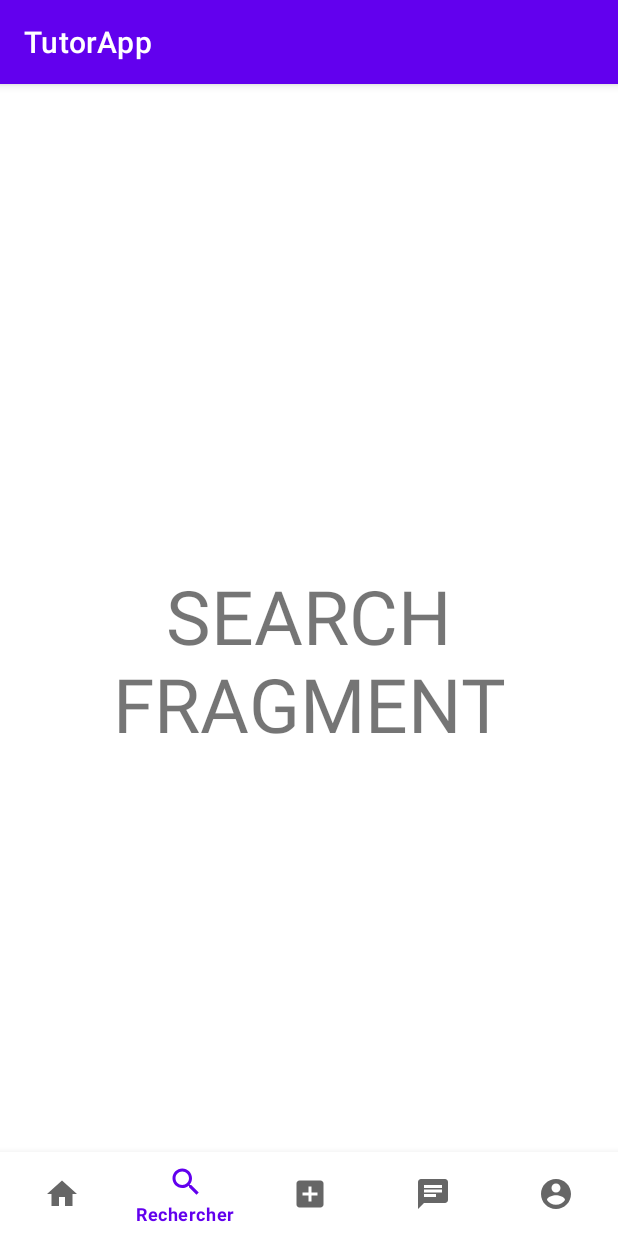
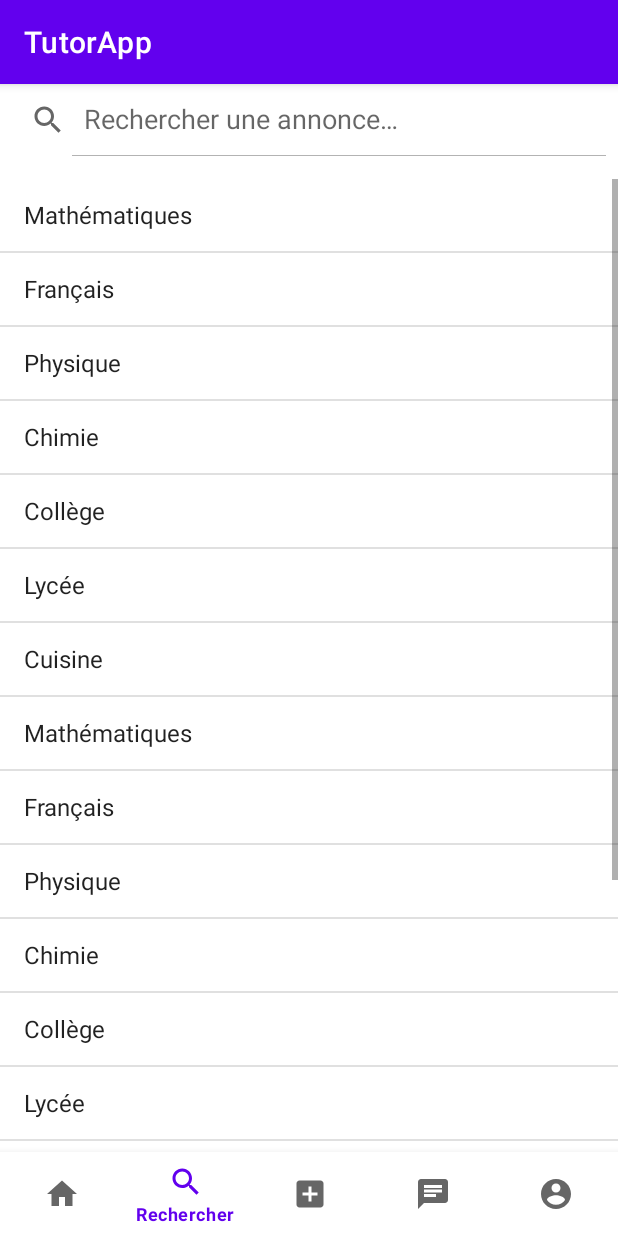
Before and after one commit to toma-demagn/Incoming, an Android app: the SearchFragment screen opened through its navigation route, on a phone screen of 412 x 824 dp. Run offline under Robolectric (Android 15) with nearby library versions, the phone set to English and light mode, and no system bars; our stand-ins replace navigation-ui.

Commit message:
Basic search feature in search fragment

```diff
--- a/app/src/main/java/com/example/tutorapp/MainActivity.kt
+++ b/app/src/main/java/com/example/tutorapp/MainActivity.kt
@@ -1,12 +1,13 @@
 package com.example.tutorapp
 
+import android.os.Bundle
 import androidx.appcompat.app.AppCompatActivity
-import android.os.Bundle
 import androidx.navigation.findNavController
 import androidx.navigation.ui.setupWithNavController
 import com.google.android.material.bottomnavigation.BottomNavigationView
 
 class MainActivity : AppCompatActivity() {
+
     override fun onCreate(savedInstanceState: Bundle?) {
         super.onCreate(savedInstanceState)
         setContentView(R.layout.activity_main)
--- a/app/src/main/java/com/example/tutorapp/SearchFragment.kt
+++ b/app/src/main/java/com/example/tutorapp/SearchFragment.kt
@@ -1,59 +1,50 @@
 package com.example.tutorapp
 
 import android.os.Bundle
+import android.view.*
+import android.widget.*
+import androidx.appcompat.widget.SearchView
 import androidx.fragment.app.Fragment
-import android.view.LayoutInflater
-import android.view.View
-import android.view.ViewGroup
 
-// TODO: Rename parameter arguments, choose names that match
-// the fragment initialization parameters, e.g. ARG_ITEM_NUMBER
-private const val ARG_PARAM1 = "param1"
-private const val ARG_PARAM2 = "param2"
+class SearchFragment : Fragment() {
 
-/**
- * A simple [Fragment] subclass.
- * Use the [SearchFragment.newInstance] factory method to
- * create an instance of this fragment.
- */
-class SearchFragment : Fragment() {
-    // TODO: Rename and change types of parameters
-    private var param1: String? = null
-    private var param2: String? = null
+    private lateinit var viewOfLayout: View
+    private lateinit var adapter: ArrayAdapter<*>
 
-    override fun onCreate(savedInstanceState: Bundle?) {
-        super.onCreate(savedInstanceState)
-        arguments?.let {
-            param1 = it.getString(ARG_PARAM1)
-            param2 = it.getString(ARG_PARAM2)
+    companion object {
+        fun newInstance(): SearchFragment {
+            return SearchFragment()
         }
     }
 
-    override fun onCreateView(
-        inflater: LayoutInflater, container: ViewGroup?,
-        savedInstanceState: Bundle?
-    ): View? {
-        // Inflate the layout for this fragment
-        return inflater.inflate(R.layout.fragment_search, container, false)
+    override fun onCreateView(inflater: LayoutInflater, container: ViewGroup?, savedInstanceState: Bundle?): View {
+        viewOfLayout = inflater.inflate(R.layout.fragment_search, container, false)
+
+        // Get the layout views
+        val searchView = viewOfLayout.findViewById<SearchView>(R.id.sf_searchView)
+        val lv = viewOfLayout.findViewById<ListView>(R.id.sf_listView)
+        lv.emptyView = viewOfLayout.findViewById<TextView>(R.id.sf_emptyTextView)
+
+        // Init the adapter and pass it to the list view
+        adapter = ArrayAdapter(requireContext(), android.R.layout.simple_list_item_1, resources.getStringArray(R.array.tags_list))
+        lv.adapter = adapter
+        lv.onItemClickListener = AdapterView.OnItemClickListener { parent, v, position, id ->
+            Toast.makeText(context, parent?.getItemAtPosition(position).toString(), Toast.LENGTH_SHORT).show()
+        }
+
+        // Handle the search query
+        searchView.setOnQueryTextListener(object: SearchView.OnQueryTextListener{
+            override fun onQueryTextSubmit(query: String?): Boolean {
+                return false
+            }
+
+            override fun onQueryTextChange(newText: String?): Boolean {
+                adapter.filter.filter(newText)
+                return true
+            }
+        })
+
+        return viewOfLayout
     }
 
-    companion object {
-        /**
-         * Use this factory method to create a new instance of
-         * this fragment using the provided parameters.
-         *
-         * @param param1 Parameter 1.
-         * @param param2 Parameter 2.
-         * @return A new instance of fragment SearchFragment.
-         */
-        // TODO: Rename and change types and number of parameters
-        @JvmStatic
-        fun newInstance(param1: String, param2: String) =
-            SearchFragment().apply {
-                arguments = Bundle().apply {
-                    putString(ARG_PARAM1, param1)
-                    putString(ARG_PARAM2, param2)
-                }
-            }
-    }
 }
--- a/app/src/main/res/layout/activity_main.xml
+++ b/app/src/main/res/layout/activity_main.xml
@@ -10,7 +10,7 @@
         android:id="@+id/nav_fragment"
         android:name="androidx.navigation.fragment.NavHostFragment"
         android:layout_width="match_parent"
-        android:layout_height="match_parent"
+        android:layout_height="0dp"
         app:defaultNavHost="true"
         app:layout_constraintBottom_toTopOf="@id/bottom_navigation_view"
         app:layout_constraintLeft_toLeftOf="parent"
@@ -20,7 +20,7 @@
 
     <com.google.android.material.bottomnavigation.BottomNavigationView
         android:id="@+id/bottom_navigation_view"
-        android:layout_width="0dp"
+        android:layout_width="match_parent"
         android:layout_height="wrap_content"
         android:layout_marginStart="0dp"
         android:layout_marginEnd="0dp"
--- a/app/src/main/res/layout/fragment_search.xml
+++ b/app/src/main/res/layout/fragment_search.xml
@@ -1,16 +1,43 @@
 <?xml version="1.0" encoding="utf-8"?>
 <FrameLayout xmlns:android="http://schemas.android.com/apk/res/android"
+    xmlns:app="http://schemas.android.com/apk/res-auto"
     xmlns:tools="http://schemas.android.com/tools"
     android:layout_width="match_parent"
     android:layout_height="match_parent"
     tools:context=".SearchFragment">
 
-    <TextView
-        android:layout_width="wrap_content"
-        android:layout_height="wrap_content"
-        android:layout_gravity="center"
-        android:textSize="50sp"
-        android:textAlignment="center"
-        android:text="SEARCH FRAGMENT" />
+    <androidx.constraintlayout.widget.ConstraintLayout
+        android:layout_width="match_parent"
+        android:layout_height="match_parent">
+
+        <androidx.appcompat.widget.SearchView
+            android:id="@+id/sf_searchView"
+            android:layout_width="match_parent"
+            android:layout_height="wrap_content"
+            android:inputType="text"
+            app:defaultQueryHint="@string/search_hint"
+            app:iconifiedByDefault="false"
+            app:layout_constraintTop_toTopOf="parent" />
+
+        <ListView
+            android:id="@+id/sf_listView"
+            android:layout_width="match_parent"
+            android:layout_height="wrap_content"
+            android:layout_marginTop="15dp"
+            app:layout_constraintTop_toBottomOf="@id/sf_searchView"/>
+
+        <TextView
+            android:id="@+id/sf_emptyTextView"
+            android:layout_width="wrap_content"
+            android:layout_height="wrap_content"
+            android:layout_marginTop="30dp"
+            android:text="@string/no_results"
+            android:textSize="20sp"
+            android:visibility="gone"
+            app:layout_constraintLeft_toLeftOf="parent"
+            app:layout_constraintRight_toRightOf="parent"
+            app:layout_constraintTop_toBottomOf="@id/sf_searchView" />
+
+    </androidx.constraintlayout.widget.ConstraintLayout>
 
 </FrameLayout>
--- a/app/src/main/res/values/strings.xml
+++ b/app/src/main/res/values/strings.xml
@@ -14,4 +14,31 @@
     <string name="add">Ajouter</string>
     <string name="messages">Messages</string>
     <string name="profile">Profil</string>
+    <string name="search_hint">Rechercher une annonce…</string>
+    <string name="no_results">Aucun résultat.</string>
+
+    <string-array name="tags_list">
+        <item>Mathématiques</item>
+        <item>Français</item>
+        <item>Physique</item>
+        <item>Chimie</item>
+        <item>Collège</item>
+        <item>Lycée</item>
+        <item>Cuisine</item>
+        <item>Mathématiques</item>
+        <item>Français</item>
+        <item>Physique</item>
+        <item>Chimie</item>
+        <item>Collège</item>
+        <item>Lycée</item>
+        <item>Cuisine</item>
+        <item>Mathématiques</item>
+        <item>Français</item>
+        <item>Physique</item>
+        <item>Chimie</item>
+        <item>Collège</item>
+        <item>Lycée</item>
+        <item>Cuisine</item>
+        <item />
+    </string-array>
 </resources>
```
